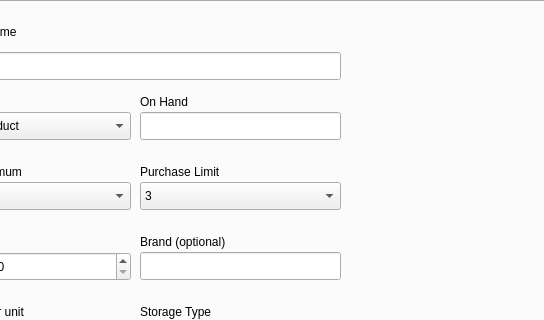
Before: the Qt Designer form mainwindow.ui in slin05/FoodPantry, drawn with Qt 5; both pictures show x 256 to 800 and y 0 to 320 of the 800 by 600 pixel window.
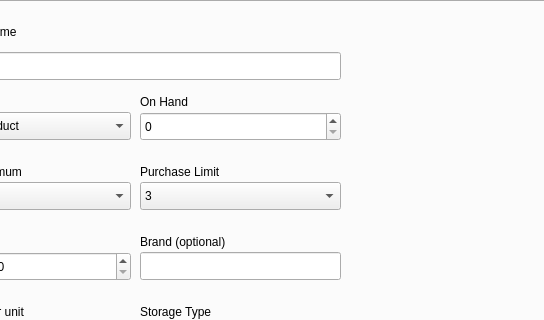
After: the same form once the commit is applied. The open tabs and pages were chosen to show the change.

The edit to the form file:
```diff
--- a/mainwindow.ui
+++ b/mainwindow.ui
@@ -194,16 +194,6 @@
        </property>
       </item>
      </widget>
-     <widget class="QLineEdit" name="OnHandLine">
-      <property name="geometry">
-       <rect>
-        <x>370</x>
-        <y>110</y>
-        <width>201</width>
-        <height>28</height>
-       </rect>
-      </property>
-     </widget>
      <widget class="QComboBox" name="StockMinBox">
       <property name="geometry">
        <rect>
@@ -447,6 +437,16 @@
        <string>Donated or Purchased</string>
       </property>
      </widget>
+     <widget class="QSpinBox" name="OnHandLine">
+      <property name="geometry">
+       <rect>
+        <x>370</x>
+        <y>110</y>
+        <width>201</width>
+        <height>29</height>
+       </rect>
+      </property>
+     </widget>
     </widget>
     <widget class="QWidget" name="RemoveTab">
      <attribute name="title">
```
Left out of the diff: 15 changed lines with no effect on the pictures.
